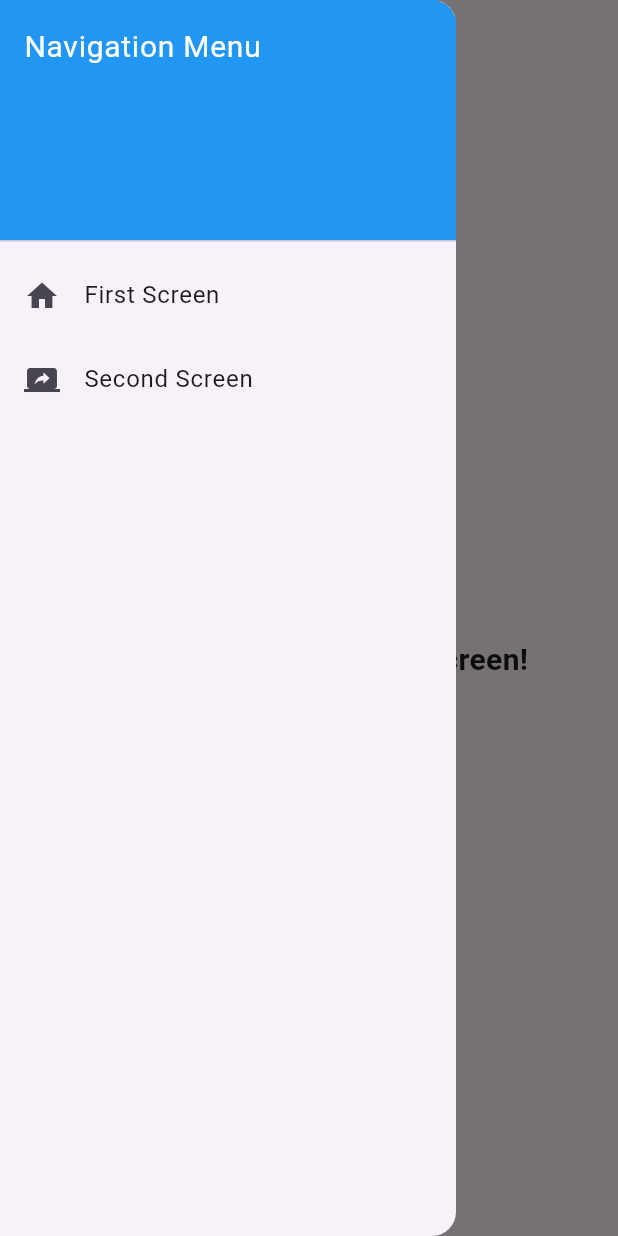
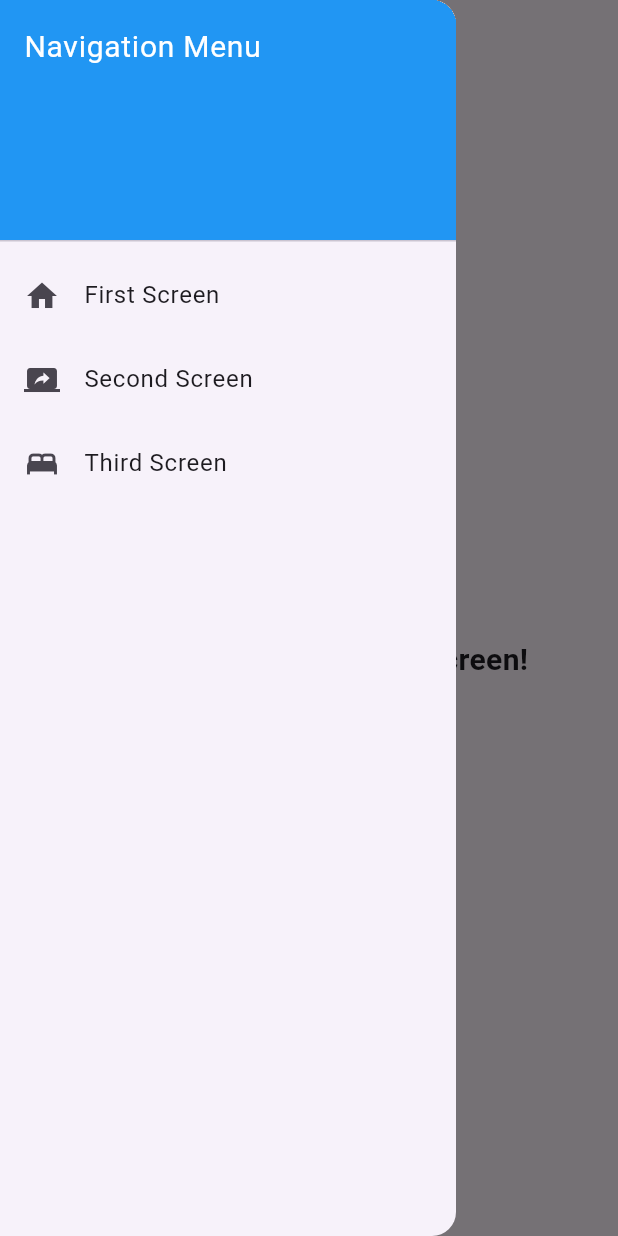
Before and after one commit to ThanosTHINOS/navigation_codelab, a Flutter app: the SecondScreen screen opened by its route, with the side drawer open, on a phone screen of 412 x 824 dp. Run offline on Flutter 3.47's test engine with Material 3 defaults, Android fonts, the phone set to English and light mode, and no system bars.

Commit message:
Update second_screen.dart

```diff
--- a/lib/second_screen.dart
+++ b/lib/second_screen.dart
@@ -31,6 +31,15 @@ class SecondScreen extends StatelessWidget {
               title: Text('Second Screen'),
               onTap: () {
                 Navigator.pop(context); // Close the drawer
+                Navigator.pushNamed(context, '/second'); // Navigate to Second Screen
+              },
+            ),
+            ListTile(
+              leading: Icon(Icons.bed),
+              title: Text('Third Screen'),
+              onTap: () {
+                Navigator.pop(context); // Close the drawer
+                Navigator.pushNamed(context, '/third'); // Navigate to Third Screen
               },
             ),
           ],
```
